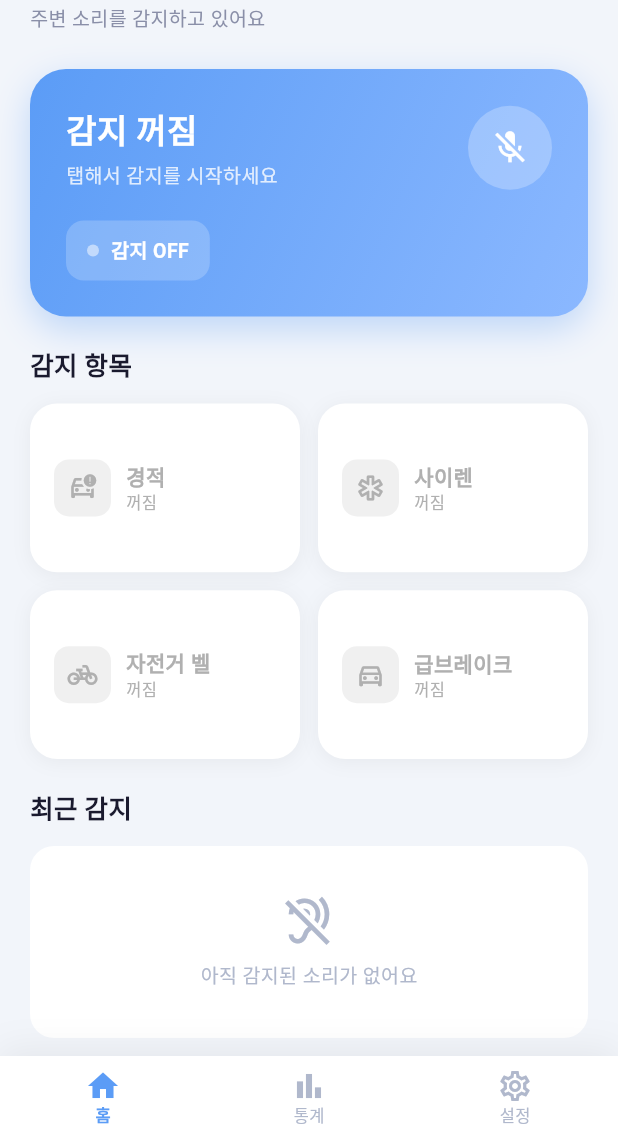
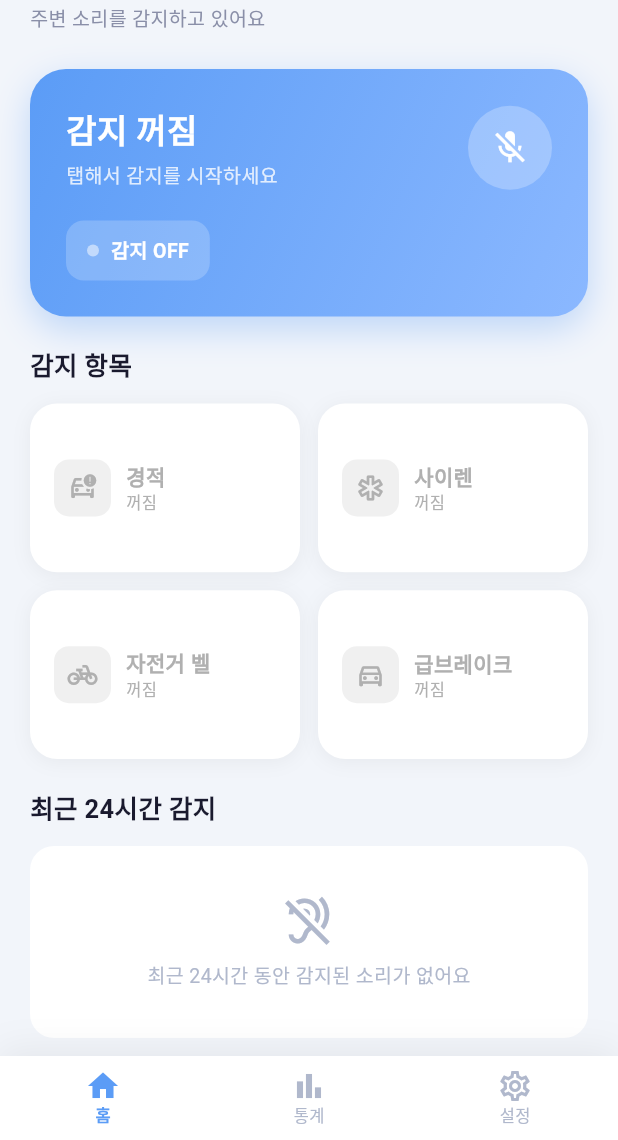
Before and after one commit to EarTip/CD-ET, a Flutter app: the screen it shows after launch, on a phone screen of 412 x 824 dp, the part 96-1236 px from its top. Run offline on Flutter 3.47's test engine with Material 3 defaults, Android fonts, the phone set to English and light mode, and no system bars; our stand-ins replace firebase_core, fl_chart, flutter_local_notifications, flutter_tts, geolocator, permission_handler and 3 more; missing offline and left inert: audio_session, flutter_foreground_task, home_widget, record, tflite_flutter; accounts and stored records are empty; statements that could not run were skipped.

Commit message:
feat: 최근 24시간 감지 섹션 추가 (#33)
Co-Authored-By: Claude Opus 5.5 <noreply@anthropic.com>

```diff
--- a/lib/pages/home_page.dart
+++ b/lib/pages/home_page.dart
@@ -115,7 +115,9 @@ class _HomePageState extends State<HomePage> {
 
   Future<void> _loadRecentLogs() async {
     try {
-      final logs = await LogRepository.instance.recent();
+      final logs = await LogRepository.instance.since(
+        DateTime.now().subtract(RecentList.window),
+      );
       if (mounted) {
         setState(() {
           _recentLogs.clear();
@@ -181,7 +183,9 @@ class _HomePageState extends State<HomePage> {
               'direction': event.direction,
               'time': DateTime.now(),
             });
-            if (_recentLogs.length > 20) _recentLogs.removeLast();
+            _recentLogs.removeWhere(
+              (l) => DateTime.now().difference(l['time'] as DateTime) > RecentList.window,
+            );
           });
         };
         // 백그라운드에서도 감지가 이어지도록 마이크보다 먼저 서비스를 올린다
@@ -290,7 +294,7 @@ class _HomePageState extends State<HomePage> {
               ),
             ),
             const SizedBox(height: 20),
-            const Text('최근 감지', style: sectionTitle),
+            const Text('최근 24시간 감지', style: sectionTitle),
             const SizedBox(height: 12),
             RecentList(logs: _recentLogs),
             const SizedBox(height: 20),
--- a/lib/widgets/recent_list.dart
+++ b/lib/widgets/recent_list.dart
@@ -5,9 +5,20 @@ class RecentList extends StatelessWidget {
   final List<Map<String, dynamic>> logs;
   const RecentList({super.key, required this.logs});
 
+  /// 최근 감지에 보여줄 기간 (통계는 DB 전체 기록을 그대로 사용)
+  static const window = Duration(hours: 24);
+
+  /// 목록 칸의 최대 높이. 넘치면 칸 안에서 스크롤
+  static const _maxHeight = 320.0;
+
   @override
   Widget build(BuildContext context) {
-    if (logs.isEmpty) {
+    final now = DateTime.now();
+    final visible = logs
+        .where((l) => now.difference(l['time'] as DateTime) <= window)
+        .toList();
+
+    if (visible.isEmpty) {
       return Container(
         width: double.infinity,
         padding: const EdgeInsets.symmetric(vertical: 32),
@@ -17,10 +28,14 @@ class RecentList extends StatelessWidget {
         ),
         child: const Column(
           children: [
-            Icon(Icons.hearing_disabled_outlined, color: Color(0xFFB0B8CC), size: 36),
+            Icon(
+              Icons.hearing_disabled_outlined,
+              color: Color(0xFFB0B8CC),
+              size: 36,
+            ),
             SizedBox(height: 8),
             Text(
-              '아직 감지된 소리가 없어요',
+              '최근 24시간 동안 감지된 소리가 없어요',
               style: TextStyle(fontSize: 13, color: Color(0xFFB0B8CC)),
             ),
           ],
@@ -28,13 +43,33 @@ class RecentList extends StatelessWidget {
       );
     }
 
-    return Column(
-      children: logs.map((log) {
-        final sound     = log['sound']     as DetectedSound;
+    return Container(
+      constraints: const BoxConstraints(maxHeight: _maxHeight),
+      padding: const EdgeInsets.all(10),
+      decoration: BoxDecoration(
+        color: const Color(0xFFE9EEF6),
+        borderRadius: BorderRadius.circular(20),
+      ),
+      child: ClipRRect(
+        borderRadius: BorderRadius.circular(16),
+        child: Scrollbar(
+          child: ListView.builder(
+            shrinkWrap: true,
+            padding: EdgeInsets.zero,
+            itemCount: visible.length,
+            itemBuilder: (context, i) => _buildItem(visible[i]),
+          ),
+        ),
+      ),
+    );
+  }
+
+  Widget _buildItem(Map<String, dynamic> log) {
+    final sound = log['sound'] as DetectedSound;
     final direction = log['direction'] as SoundDirection;
-        final time      = log['time']      as DateTime;
-        final info      = _soundInfo(sound);
-        final dirInfo   = _dirInfo(direction);
+    final time = log['time'] as DateTime;
+    final info = _soundInfo(sound);
+    final dirInfo = _dirInfo(direction);
 
     return Container(
       margin: const EdgeInsets.only(bottom: 10),
@@ -101,23 +136,53 @@ class RecentList extends StatelessWidget {
         ],
       ),
     );
-      }).toList(),
-    );
   }
 
   _SoundInfo _soundInfo(DetectedSound sound) => switch (sound) {
-        DetectedSound.horn  => _SoundInfo(Icons.car_crash_outlined,     '경적 감지됨',    const Color(0xFFFF6B6B)),
-        DetectedSound.siren => _SoundInfo(Icons.emergency_outlined,     '사이렌 감지됨',  const Color(0xFFFFB347)),
-        DetectedSound.brake => _SoundInfo(Icons.directions_car_outlined,'급브레이크 감지됨', const Color(0xFFFF9F43)),
-        DetectedSound.bicycle => _SoundInfo(Icons.pedal_bike,          '자전거 벨 감지됨', const Color(0xFF4ECDC4)),
-        DetectedSound.none  => _SoundInfo(Icons.volume_off_outlined,    '알 수 없음',    const Color(0xFFB0B8CC)),
+    DetectedSound.horn => _SoundInfo(
+      Icons.car_crash_outlined,
+      '경적 감지됨',
+      const Color(0xFFFF6B6B),
+    ),
+    DetectedSound.siren => _SoundInfo(
+      Icons.emergency_outlined,
+      '사이렌 감지됨',
+      const Color(0xFFFFB347),
+    ),
+    DetectedSound.brake => _SoundInfo(
+      Icons.directions_car_outlined,
+      '급브레이크 감지됨',
+      const Color(0xFFFF9F43),
+    ),
+    DetectedSound.bicycle => _SoundInfo(
+      Icons.pedal_bike,
+      '자전거 벨 감지됨',
+      const Color(0xFF4ECDC4),
+    ),
+    DetectedSound.none => _SoundInfo(
+      Icons.volume_off_outlined,
+      '알 수 없음',
+      const Color(0xFFB0B8CC),
+    ),
   };
 
   _DirInfo _dirInfo(SoundDirection dir) => switch (dir) {
-        SoundDirection.front   => _DirInfo(Icons.arrow_upward,   const Color(0xFFFF3B30)),
-        SoundDirection.behind  => _DirInfo(Icons.arrow_downward, const Color(0xFFFF9500)),
-        SoundDirection.side    => _DirInfo(Icons.arrow_forward,  const Color(0xFF5B9CF6)),
-        SoundDirection.unknown => _DirInfo(Icons.help_outline,   const Color(0xFFB0B8CC)),
+    SoundDirection.front => _DirInfo(
+      Icons.arrow_upward,
+      const Color(0xFFFF3B30),
+    ),
+    SoundDirection.behind => _DirInfo(
+      Icons.arrow_downward,
+      const Color(0xFFFF9500),
+    ),
+    SoundDirection.side => _DirInfo(
+      Icons.arrow_forward,
+      const Color(0xFF5B9CF6),
+    ),
+    SoundDirection.unknown => _DirInfo(
+      Icons.help_outline,
+      const Color(0xFFB0B8CC),
+    ),
   };
 
   String _timeAgo(DateTime time) {
```
Lines whose indentation alone changed are shown as unchanged.
